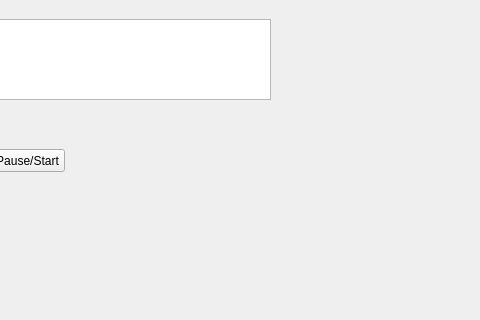
First picture: the form in itk-io-master/server/mainwindow.ui, repository holevi96/itk.io, before the edit; both pictures show x 170 to 650 and y 161 to 481 of the 800 by 600 pixel window.
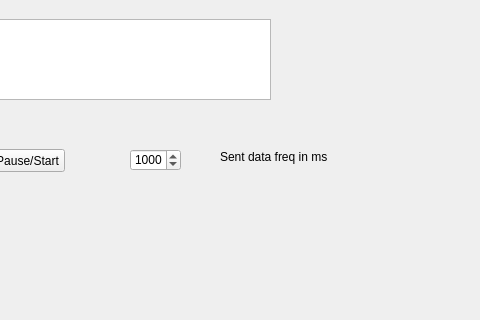
Second picture: the form after the edit.

Patch:
```diff
--- a/itk-io-master/server/mainwindow.ui
+++ b/itk-io-master/server/mainwindow.ui
@@ -67,6 +67,35 @@
      <string>Pause/Start</string>
     </property>
    </widget>
+   <widget class="QSpinBox" name="spinBox">
+    <property name="geometry">
+     <rect>
+      <x>300</x>
+      <y>310</y>
+      <width>51</width>
+      <height>22</height>
+     </rect>
+    </property>
+    <property name="maximum">
+     <number>10000</number>
+    </property>
+    <property name="value">
+     <number>1000</number>
+    </property>
+   </widget>
+   <widget class="QLabel" name="label">
+    <property name="geometry">
+     <rect>
+      <x>390</x>
+      <y>310</y>
+      <width>131</width>
+      <height>16</height>
+     </rect>
+    </property>
+    <property name="text">
+     <string>Sent data freq in ms</string>
+    </property>
+   </widget>
   </widget>
   <widget class="QMenuBar" name="menubar">
    <property name="geometry">
```
